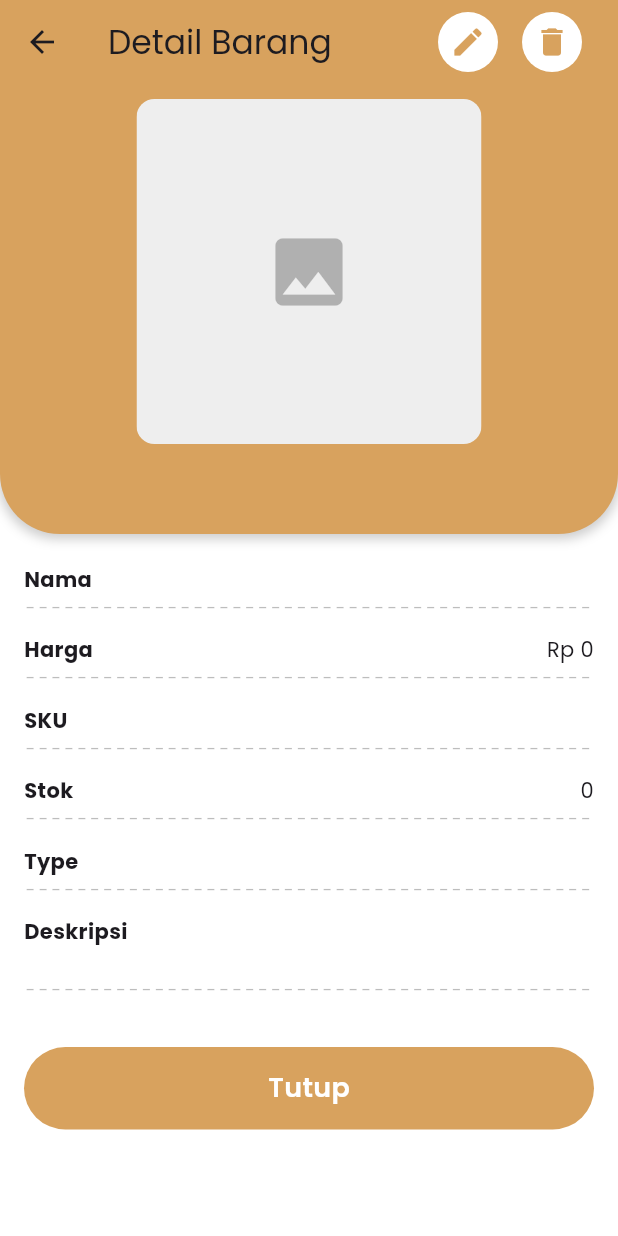
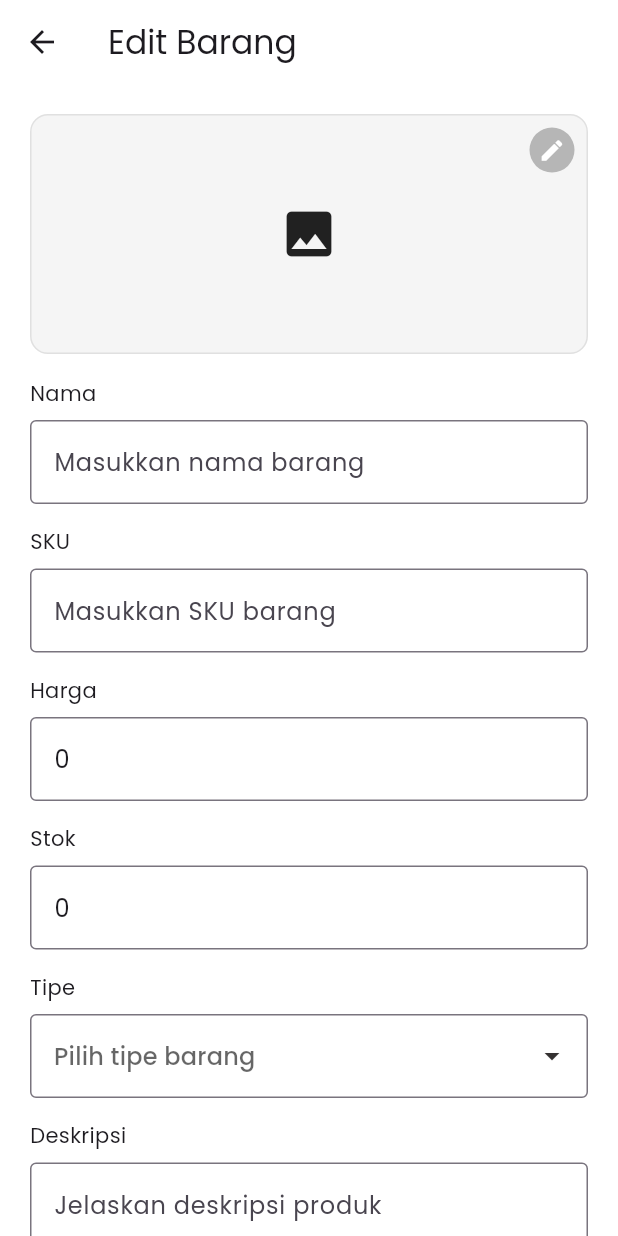
Before and after one commit to wahabsyahranie/ptkita, a Flutter app: the DetailsInventoryPage screen opened directly with empty values, after a tap on the "edit" icon, on a phone screen of 412 x 824 dp. Run offline on Flutter 3.47's test engine with Material 3 defaults, Android fonts, the phone set to English and light mode, and no system bars; our stand-ins replace cloud_firestore, firebase_core, firebase_storage, image_picker; accounts and stored records are empty; project files that could hold a hidden picture were left out.

Commit message:
edit pages done

```diff
--- /dev/null
+++ b/lib/pages/inventory/add_edit_inventory_page.dart
@@ -0,0 +1,31 @@
+// lib/pages/inventory/add_edit_inventory_page.dart
+import 'package:flutter/material.dart';
+import 'package:flutter_kita/models/item_model.dart';
+import 'package:flutter_kita/pages/inventory/form_inventory_page.dart';
+import 'package:flutter_kita/styles/colors.dart';
+
+class AddEditInventoryPage extends StatelessWidget {
+  final Item? item; // null = add; non-null = edit
+
+  const AddEditInventoryPage({Key? key, this.item}) : super(key: key);
+
+  @override
+  Widget build(BuildContext context) {
+    final isEdit = item != null;
+    return Scaffold(
+      backgroundColor: Colors.white,
+      appBar: AppBar(
+        title: Text(isEdit ? 'Edit Barang' : 'Tambah Barang'),
+        backgroundColor: Colors.white,
+        surfaceTintColor: Colors.transparent,
+      ),
+      body: FormInventoryPage(
+        initialItem: item,
+        onSaved: () {
+          // close page after saved
+          if (Navigator.canPop(context)) Navigator.of(context).pop();
+        },
+      ),
+    );
+  }
+}
--- /dev/null
+++ b/lib/pages/inventory/form_inventory_page.dart
@@ -0,0 +1,530 @@
+// lib/pages/inventory/inventory_form.dart
+import 'dart:io';
+
+import 'package:cloud_firestore/cloud_firestore.dart';
+import 'package:firebase_storage/firebase_storage.dart';
+import 'package:flutter/material.dart';
+import 'package:image_picker/image_picker.dart';
+import 'package:flutter_kita/styles/colors.dart';
+import 'package:flutter_kita/models/item_model.dart';
+
+class FormInventoryPage extends StatefulWidget {
+  /// initialItem == null -> create mode
+  /// otherwise -> edit mode (prefill controllers, update doc)
+  final Item? initialItem;
+  final void Function()? onSaved; // optional callback after save
+
+  const FormInventoryPage({Key? key, this.initialItem, this.onSaved})
+    : super(key: key);
+
+  @override
+  State<FormInventoryPage> createState() => _InventoryFormState();
+}
+
+class _InventoryFormState extends State<FormInventoryPage> {
+  // image picker
+  File? _imageFile;
+  final ImagePicker _picker = ImagePicker();
+
+  // form
+  final _formKey = GlobalKey<FormState>();
+  late final TextEditingController _nameCtrl;
+  late final TextEditingController _skuCtrl;
+  late final TextEditingController _priceCtrl;
+  late final TextEditingController _stockCtrl;
+  late final TextEditingController _descCtrl;
+  String? _selectedType;
+  bool _isSaving = false;
+  double _uploadProgress = 0.0;
+
+  // keep existing image url for edit mode (don't overwrite unless user picks new)
+  String? _existingImageUrl;
+
+  // NOTE: replace with your bucket if different
+  static const String _storageBucket = 'gs://ptkita-44a19.firebasestorage.app';
+
+  @override
+  void initState() {
+    super.initState();
+    final it = widget.initialItem;
+    _nameCtrl = TextEditingController(text: it?.name ?? '');
+    _skuCtrl = TextEditingController(text: it?.sku ?? '');
+    _priceCtrl = TextEditingController(
+      text: it?.price != null ? it!.price.toString() : '',
+    );
+    _stockCtrl = TextEditingController(
+      text: it?.stock != null ? it!.stock.toString() : '',
+    );
+    _descCtrl = TextEditingController(text: it?.description ?? '');
+    _selectedType = it?.type;
+    _existingImageUrl = it?.imageUrl;
+  }
+
+  @override
+  void dispose() {
+    _nameCtrl.dispose();
+    _skuCtrl.dispose();
+    _priceCtrl.dispose();
+    _stockCtrl.dispose();
+    _descCtrl.dispose();
+    super.dispose();
+  }
+
+  Future<void> _pickImage(ImageSource source) async {
+    try {
+      final picked = await _picker.pickImage(
+        source: source,
+        maxWidth: 1400,
+        maxHeight: 1400,
+        imageQuality: 85,
+      );
+      if (picked != null) {
+        setState(() => _imageFile = File(picked.path));
+      }
+    } catch (e, st) {
+      debugPrint('pickImage error: $e\n$st');
+      if (mounted) {
+        ScaffoldMessenger.of(
+          context,
+        ).showSnackBar(SnackBar(content: Text('Gagal memilih gambar: $e')));
+      }
+    }
+  }
+
+  void _showImageOptions() {
+    showModalBottomSheet(
+      context: context,
+      builder: (ctx) {
+        return SafeArea(
+          child: Wrap(
+            children: [
+              ListTile(
+                leading: const Icon(Icons.photo_library),
+                title: const Text('Pilih dari Galeri'),
+                onTap: () {
+                  Navigator.of(ctx).pop();
+                  _pickImage(ImageSource.gallery);
+                },
+              ),
+              ListTile(
+                leading: const Icon(Icons.camera_alt),
+                title: const Text('Ambil Foto'),
+                onTap: () {
+                  Navigator.of(ctx).pop();
+                  _pickImage(ImageSource.camera);
+                },
+              ),
+              if (_imageFile != null)
+                ListTile(
+                  leading: const Icon(Icons.delete),
+                  title: const Text('Hapus Gambar (baru)'),
+                  onTap: () {
+                    Navigator.of(ctx).pop();
+                    setState(() => _imageFile = null);
+                  },
+                ),
+              if (_existingImageUrl != null && _imageFile == null)
+                ListTile(
+                  leading: const Icon(Icons.delete_forever),
+                  title: const Text('Hapus gambar lama'),
+                  onTap: () {
+                    Navigator.of(ctx).pop();
+                    setState(() => _existingImageUrl = null);
+                  },
+                ),
+              ListTile(
+                leading: const Icon(Icons.close),
+                title: const Text('Batal'),
+                onTap: () => Navigator.of(ctx).pop(),
+              ),
+            ],
+          ),
+        );
+      },
+    );
+  }
+
+  Future<String?> _uploadImageFile(File file) async {
+    try {
+      final storage = FirebaseStorage.instanceFor(bucket: _storageBucket);
+      final fileName =
+          'items/${DateTime.now().millisecondsSinceEpoch}_${file.path.split('/').last}';
+      final ref = storage.ref().child(fileName);
+      final uploadTask = ref.putFile(file);
+
+      uploadTask.snapshotEvents.listen((snap) {
+        final total = snap.totalBytes ?? 1;
+        final progress = snap.bytesTransferred / total;
+        setState(() => _uploadProgress = progress);
+      });
+
+      final snapshot = await uploadTask.whenComplete(() {});
+      if (snapshot.state == TaskState.success) {
+        final url = await snapshot.ref.getDownloadURL();
+        return url;
+      }
+      return null;
+    } catch (e, st) {
+      debugPrint('uploadImage error: $e\n$st');
+      rethrow;
+    } finally {
+      Future.delayed(const Duration(milliseconds: 300), () {
+        if (mounted) setState(() => _uploadProgress = 0.0);
+      });
+    }
+  }
+
+  Future<void> _save() async {
+    if (_isSaving) return;
+    if (!_formKey.currentState!.validate()) return;
+
+    setState(() => _isSaving = true);
+
+    final name = _nameCtrl.text.trim();
+    final sku = _skuCtrl.text.trim();
+    final priceText = _priceCtrl.text.trim();
+    final stockText = _stockCtrl.text.trim();
+    final desc = _descCtrl.text.trim();
+
+    final priceNum =
+        num.tryParse(priceText.replaceAll(',', '').replaceAll('.', '')) ?? 0;
+    final stockNum =
+        int.tryParse(stockText.replaceAll(',', '').replaceAll('.', '')) ?? 0;
+
+    String? imageUrl = _existingImageUrl; // start with existing if any
+
+    try {
+      // show progress dialog
+      showDialog(
+        context: context,
+        barrierDismissible: false,
+        builder: (_) => WillPopScope(
+          onWillPop: () async => false,
+          child: Dialog(
+            child: Padding(
+              padding: const EdgeInsets.all(16),
+              child: Row(
+                children: [
+                  const SizedBox(
+                    width: 24,
+                    height: 24,
+                    child: CircularProgressIndicator(strokeWidth: 2),
+                  ),
+                  const SizedBox(width: 16),
+                  Expanded(
+                    child: Column(
+                      mainAxisSize: MainAxisSize.min,
+                      children: [
+                        Text(
+                          widget.initialItem == null
+                              ? 'Menyimpan...'
+                              : 'Memperbarui...',
+                        ),
+                        const SizedBox(height: 8),
+                        LinearProgressIndicator(value: _uploadProgress),
+                      ],
+                    ),
+                  ),
+                ],
+              ),
+            ),
+          ),
+        ),
+      );
+
+      // if user picked a new file -> upload and replace url
+      if (_imageFile != null) {
+        final uploaded = await _uploadImageFile(_imageFile!);
+        if (uploaded == null) {
+          Navigator.of(context).pop();
+          throw Exception('Upload gambar gagal');
+        }
+        imageUrl = uploaded;
+      }
+
+      final col = FirebaseFirestore.instance.collection('items');
+      final payload = {
+        'name': name,
+        'sku': sku,
+        'price': priceNum,
+        'stock': stockNum,
+        'type': _selectedType ?? 'unit',
+        'imageUrl': imageUrl,
+        'description': desc.isEmpty ? null : desc,
+      };
+
+      if (widget.initialItem == null) {
+        // add
+        await col.add({...payload, 'createdAt': FieldValue.serverTimestamp()});
+      } else {
+        // update; requires initialItem.id present
+        final docId = widget.initialItem!.id;
+        if (docId == null) {
+          throw Exception('Document id tidak tersedia untuk update');
+        }
+        await col.doc(docId).update({
+          ...payload,
+          'updatedAt': FieldValue.serverTimestamp(),
+        });
+      }
+
+      // success
+      Navigator.of(context).pop(); // close dialog
+      if (mounted) {
+        ScaffoldMessenger.of(context).showSnackBar(
+          SnackBar(
+            content: Text(
+              widget.initialItem == null
+                  ? 'Item berhasil disimpan'
+                  : 'Item berhasil diperbarui',
+            ),
+          ),
+        );
+        widget.onSaved?.call();
+      }
+    } catch (e, st) {
+      debugPrint('save error: $e\n$st');
+      try {
+        Navigator.of(context).pop();
+      } catch (_) {}
+      if (mounted) {
+        ScaffoldMessenger.of(
+          context,
+        ).showSnackBar(SnackBar(content: Text('Gagal menyimpan: $e')));
+      }
+    } finally {
+      if (mounted) setState(() => _isSaving = false);
+    }
+  }
+
+  @override
+  Widget build(BuildContext context) {
+    // use existing image preview if available and no new _imageFile
+    final previewWidget = _imageFile != null
+        ? Image.file(_imageFile!, fit: BoxFit.cover)
+        : (_existingImageUrl != null && _existingImageUrl!.isNotEmpty
+              ? Image.network(_existingImageUrl!, fit: BoxFit.cover)
+              : const Center(child: Icon(Icons.image, size: 40)));
+
+    return SingleChildScrollView(
+      child: Padding(
+        padding: const EdgeInsets.all(20),
+        child: Form(
+          key: _formKey,
+          child: Column(
+            crossAxisAlignment: CrossAxisAlignment.start,
+            children: [
+              // image upload field (top)
+              GestureDetector(
+                onTap: _showImageOptions,
+                child: Container(
+                  width: double.infinity,
+                  height: 160,
+                  decoration: BoxDecoration(
+                    color: Colors.grey[100],
+                    borderRadius: BorderRadius.circular(12),
+                    border: Border.all(color: Colors.grey.shade300),
+                  ),
+                  clipBehavior: Clip.antiAlias,
+                  child: Stack(
+                    children: [
+                      Positioned.fill(child: previewWidget),
+                      Positioned(
+                        top: 8,
+                        right: 8,
+                        child: Material(
+                          color: Colors.black26,
+                          shape: const CircleBorder(),
+                          child: InkWell(
+                            customBorder: const CircleBorder(),
+                            onTap: _showImageOptions,
+                            child: const Padding(
+                              padding: EdgeInsets.all(6),
+                              child: Icon(
+                                Icons.edit,
+                                size: 18,
+                                color: Colors.white,
+                              ),
+                            ),
+                          ),
+                        ),
+                      ),
+                    ],
+                  ),
+                ),
+              ),
+              const SizedBox(height: 16),
+
+              const Text("Nama"),
+              const SizedBox(height: 8),
+              TextFormField(
+                controller: _nameCtrl,
+                autofocus: widget.initialItem == null,
+                cursorColor: MyColors.background,
+                decoration: InputDecoration(
+                  border: OutlineInputBorder(),
+                  hintText: "Masukkan nama barang",
+                  focusedBorder: OutlineInputBorder(
+                    borderSide: BorderSide(color: MyColors.secondary, width: 2),
+                  ),
+                ),
+                validator: (value) {
+                  if (value == null || value.isEmpty) {
+                    return "Nama wajib diisi";
+                  }
+                  return null;
+                },
+              ),
+              const SizedBox(height: 15),
+              const Text("SKU"),
+              const SizedBox(height: 8),
+              TextFormField(
+                controller: _skuCtrl,
+                cursorColor: MyColors.background,
+                decoration: InputDecoration(
+                  border: OutlineInputBorder(),
+                  hintText: "Masukkan SKU barang",
+                  focusedBorder: OutlineInputBorder(
+                    borderSide: BorderSide(color: MyColors.secondary, width: 2),
+                  ),
+                ),
+                validator: (value) {
+                  if (value == null || value.isEmpty) {
+                    return "SKU wajib diisi";
+                  }
+                  return null;
+                },
+              ),
+              const SizedBox(height: 15),
+              const Text("Harga"),
+              const SizedBox(height: 8),
+              TextFormField(
+                controller: _priceCtrl,
+                cursorColor: MyColors.background,
+                keyboardType: TextInputType.number,
+                decoration: InputDecoration(
+                  border: OutlineInputBorder(),
+                  hintText: "Harga barang",
+                  focusedBorder: OutlineInputBorder(
+                    borderSide: BorderSide(color: MyColors.secondary, width: 2),
+                  ),
+                ),
+                validator: (v) {
+                  if (v == null || v.trim().isEmpty) {
+                    return 'Harga wajib diisi';
+                  }
+                  final n = num.tryParse(
+                    v.replaceAll(',', '').replaceAll('.', ''),
+                  );
+                  if (n == null) return 'Masukkan angka yang valid';
+                  return null;
+                },
+              ),
+              const SizedBox(height: 15),
+              const Text("Stok"),
+              const SizedBox(height: 8),
+              TextFormField(
+                controller: _stockCtrl,
+                cursorColor: MyColors.background,
+                keyboardType: TextInputType.number,
+                decoration: InputDecoration(
+                  border: OutlineInputBorder(),
+                  hintText: "Masukkan jumlah stok",
+                  focusedBorder: OutlineInputBorder(
+                    borderSide: BorderSide(color: MyColors.secondary, width: 2),
+                  ),
+                ),
+                validator: (v) {
+                  if (v == null || v.trim().isEmpty) {
+                    return 'Jumlah wajib diisi';
+                  }
+                  final n = num.tryParse(
+                    v.replaceAll(',', '').replaceAll('.', ''),
+                  );
+                  if (n == null) return 'Masukkan angka yang valid';
+                  return null;
+                },
+              ),
+              const SizedBox(height: 15),
+              const Text("Tipe"),
+              const SizedBox(height: 8),
+              DropdownButtonFormField<String>(
+                value: _selectedType,
+                items: const [
+                  DropdownMenuItem(value: "unit", child: Text("Unit")),
+                  DropdownMenuItem(value: "part", child: Text("Part")),
+                ],
+                onChanged: (value) {
+                  setState(() {
+                    _selectedType = value;
+                  });
+                },
+                decoration: InputDecoration(
+                  hintText: "Pilih tipe barang",
+                  focusedBorder: OutlineInputBorder(
+                    borderSide: BorderSide(color: MyColors.secondary, width: 2),
+                  ),
+                  border: OutlineInputBorder(),
+                ),
+                validator: (v) {
+                  if (v == null || v.trim().isEmpty) {
+                    return 'Tipe wajib diisi';
+                  }
+                  return null;
+                },
+                iconEnabledColor: MyColors.background,
+                dropdownColor: Colors.white,
+              ),
+              const SizedBox(height: 15),
+              const Text("Deskripsi"),
+              const SizedBox(height: 8),
+              TextFormField(
+                controller: _descCtrl,
+                minLines: 4,
+                maxLines: 8,
+                cursorColor: MyColors.background,
+                decoration: InputDecoration(
+                  hintText: "Jelaskan deskripsi produk",
+                  border: OutlineInputBorder(),
+                  focusedBorder: OutlineInputBorder(
+                    borderSide: BorderSide(color: MyColors.secondary, width: 2),
+                  ),
+                ),
+                validator: (v) {
+                  if (v == null || v.trim().isEmpty) {
+                    return 'Deskripsi wajib diisi';
+                  }
+                  return null;
+                },
+              ),
+              const SizedBox(height: 30),
+              ElevatedButton(
+                onPressed: _isSaving ? null : _save,
+                style: ElevatedButton.styleFrom(
+                  backgroundColor: MyColors.secondary,
+                  minimumSize: const Size.fromHeight(50),
+                ),
+                child: _isSaving
+                    ? const SizedBox(
+                        height: 18,
+                        width: 18,
+                        child: CircularProgressIndicator(
+                          color: Colors.white,
+                          strokeWidth: 2,
+                        ),
+                      )
+                    : Text(
+                        widget.initialItem == null ? "Simpan" : "Update",
+                        style: const TextStyle(
+                          fontSize: 14,
+                          color: Colors.white,
+                        ),
+                      ),
+              ),
+            ],
+          ),
+        ),
+      ),
+    );
+  }
+}
--- a/lib/pages/inventory/menu_inventory_page.dart
+++ b/lib/pages/inventory/menu_inventory_page.dart
@@ -2,6 +2,7 @@
 import 'dart:async';
 
 import 'package:flutter/material.dart';
+import 'package:flutter_kita/pages/inventory/add_edit_inventory_page.dart';
 import 'package:flutter_kita/pages/inventory/add_inventory_page.dart';
 import 'package:flutter_kita/pages/inventory/details_inventory_page.dart';
 import 'package:flutter_kita/styles/colors.dart';
@@ -101,7 +102,7 @@ class _MenuInventoryPageState extends State<MenuInventoryPage> {
               Navigator.push(
                 context,
                 MaterialPageRoute(
-                  builder: (context) => const AddInventoryPage(),
+                  builder: (context) => const AddEditInventoryPage(),
                 ),
               );
             },
```
Also changed, not shown: lib/pages/inventory/details_inventory_page.dart (+24 -3 lines).
